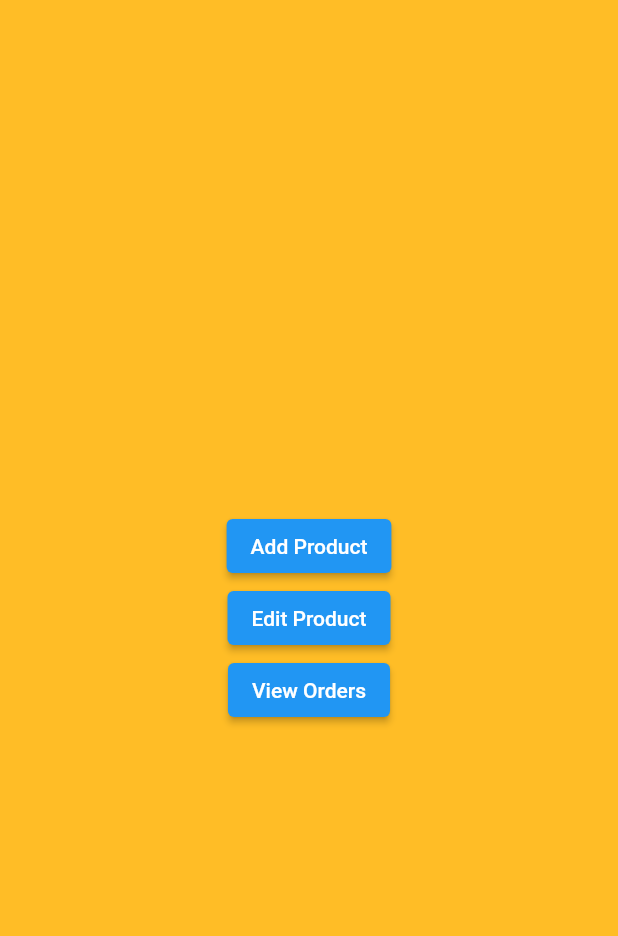
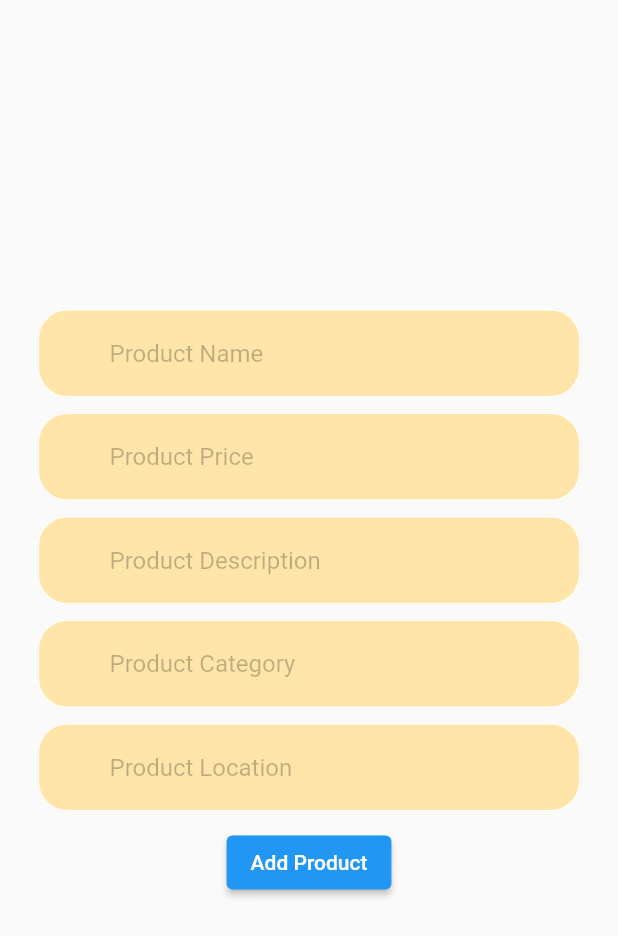
Before and after one commit to anaskhalil123/e_commerce_app, a Flutter app: the AdminHome screen opened by its route, after a tap on "Add Product", on a phone screen of 412 x 824 dp. Shown: the top 936 px of the screen. Run offline on Flutter 3.47's test engine with Material 2 defaults, Android fonts, the phone set to English and light mode, and no system bars.

Commit message:
third commit

```diff
--- a/lib/main.dart
+++ b/lib/main.dart
@@ -1,3 +1,4 @@
+import 'package:e_commerce_app/screens/admin/add_product.dart';
 import 'package:e_commerce_app/screens/admin/admin_home_screen.dart';
 import 'package:e_commerce_app/screens/user/home_screen.dart';
 import 'package:e_commerce_app/screens/login_screen.dart';
@@ -18,7 +19,8 @@ class MyApp extends StatelessWidget {
         LoginScreen.id: (context) => LoginScreen(),
         SignupScreen.id: (context) => SignupScreen(),
         HomeScreen.id: (context) => HomeScreen(),
-        AdminHome.id: (context) => AdminHome()
+        AdminHome.id: (context) => AdminHome(),
+        AddProduct.id: (context) => AddProduct(),
       },
     );
   }
--- /dev/null
+++ b/lib/screens/admin/add_product.dart
@@ -0,0 +1,66 @@
+import 'package:e_commerce_app/widgets/CustomTextField.dart';
+import 'package:flutter/cupertino.dart';
+import 'package:flutter/material.dart';
+
+class AddProduct extends StatelessWidget {
+  static String id = 'AddProduct';
+
+  //using variables instead of controllers
+  late String name, price, desc, category, location;
+
+  GlobalKey<FormState> _globalKey = GlobalKey<FormState>();
+
+  @override
+  Widget build(BuildContext context) {
+    double height = MediaQuery.of(context).size.height;
+    double width = MediaQuery.of(context).size.width;
+
+    return Scaffold(
+      body: Form(
+        key: _globalKey,
+        child: Container(
+          height: height,
+          width: width,
+          child: SingleChildScrollView(
+            child: Padding(
+              padding: EdgeInsets.symmetric(vertical: (height * 0.25)),
+              child: Column(
+                children: [
+                  CustomTextField(hint: 'Product Name'),
+                  const SizedBox(
+                    height: 10,
+                  ),
+                  CustomTextField(hint: 'Product Price'),
+                  const SizedBox(
+                    height: 10,
+                  ),
+                  CustomTextField(hint: 'Product Description'),
+                  const SizedBox(
+                    height: 10,
+                  ),
+                  CustomTextField(hint: 'Product Category'),
+                  const SizedBox(
+                    height: 10,
+                  ),
+                  CustomTextField(hint: 'Product Location'),
+                  const SizedBox(
+                    height: 10,
+                  ),
+                  ElevatedButton(
+                    child: Text('Add Product'),
+                    onPressed: () {
+                      if (_globalKey.currentState!.validate()) {
+                        print('data is validated');
+                        _globalKey.currentState!.save();
+                      }
+                    },
+                  ),
+                ],
+              ),
+            ),
+          ),
+        ),
+      ),
+    );
+  }
+}
--- a/lib/screens/admin/admin_home_screen.dart
+++ b/lib/screens/admin/admin_home_screen.dart
@@ -1,4 +1,5 @@
 import 'package:e_commerce_app/Constants.dart';
+import 'package:e_commerce_app/screens/admin/add_product.dart';
 import 'package:flutter/cupertino.dart';
 import 'package:flutter/material.dart';
 
@@ -18,7 +19,9 @@ class AdminHome extends StatelessWidget {
               width: double.infinity,
             ),
             ElevatedButton(
-              onPressed: () {},
+              onPressed: () {
+                Navigator.pushNamed(context, AddProduct.id);
+              },
               child: Text('Add Product'),
             ),
             ElevatedButton(
--- a/lib/widgets/CustomTextField.dart
+++ b/lib/widgets/CustomTextField.dart
@@ -5,8 +5,8 @@ import '../Constants.dart';
 
 class CustomTextField extends StatelessWidget {
   late final String hint;
-  late final IconData icon;
-  late final TextEditingController controller;
+  late final IconData? icon;
+  late final TextEditingController? controller;
 
   String? _errorMessage(String? str) {
     if (str!.isEmpty) {
@@ -18,12 +18,13 @@ class CustomTextField extends StatelessWidget {
         case 'Enter Full Name':
           return 'Full Name is required';
       }
+      return '$hint is required';
     } else {
       return null;
     }
   }
 
-  CustomTextField({required this.icon, required this.hint, required this.controller});
+  CustomTextField({this.icon, required this.hint, this.controller});
 
   @override
   Widget build(BuildContext context) {
@@ -34,7 +35,7 @@ class CustomTextField extends StatelessWidget {
         validator: _errorMessage,
         cursorColor: kMainColor,
         decoration: InputDecoration(
-          hintText: 'Enter Email',
+          hintText: hint,
           hintStyle: const TextStyle(color: Colors.black26),
           prefixIcon: Icon(
             icon,
--- a/pubspec.yaml
+++ b/pubspec.yaml
@@ -61,6 +61,7 @@ flutter:
   assets:
      - images/icons/
      - images/icons/buy_it_icon.png
+     - images/juckets/
 
 
   # An image asset can refer to one or more resolution-specific "variants", see
```
Also changed, not shown: images/juckets/download03.jpeg (added), images/juckets/jacket01.jpeg (added), images/juckets/jacket02.jpeg (added), images/juckets/jacket04.jpeg (added), images/juckets/jacket05.jpeg (added), images/juckets/jacket06.jpeg (added), images/juckets/jacket07.jpeg (added), images/juckets/jacket08.jpeg (added).
